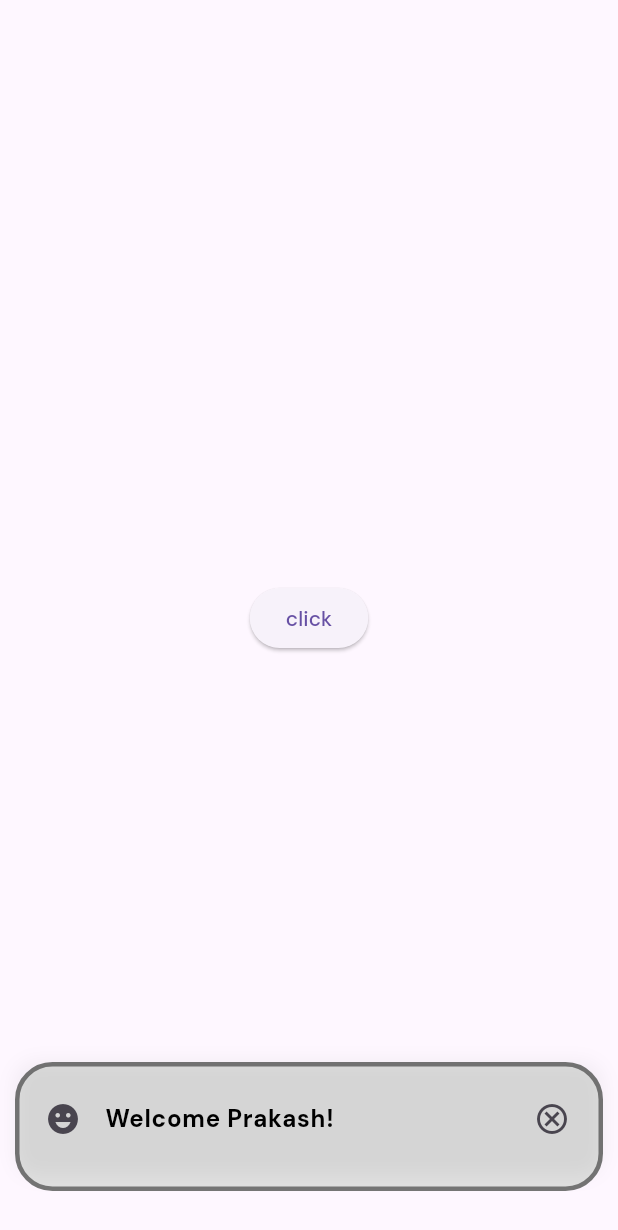
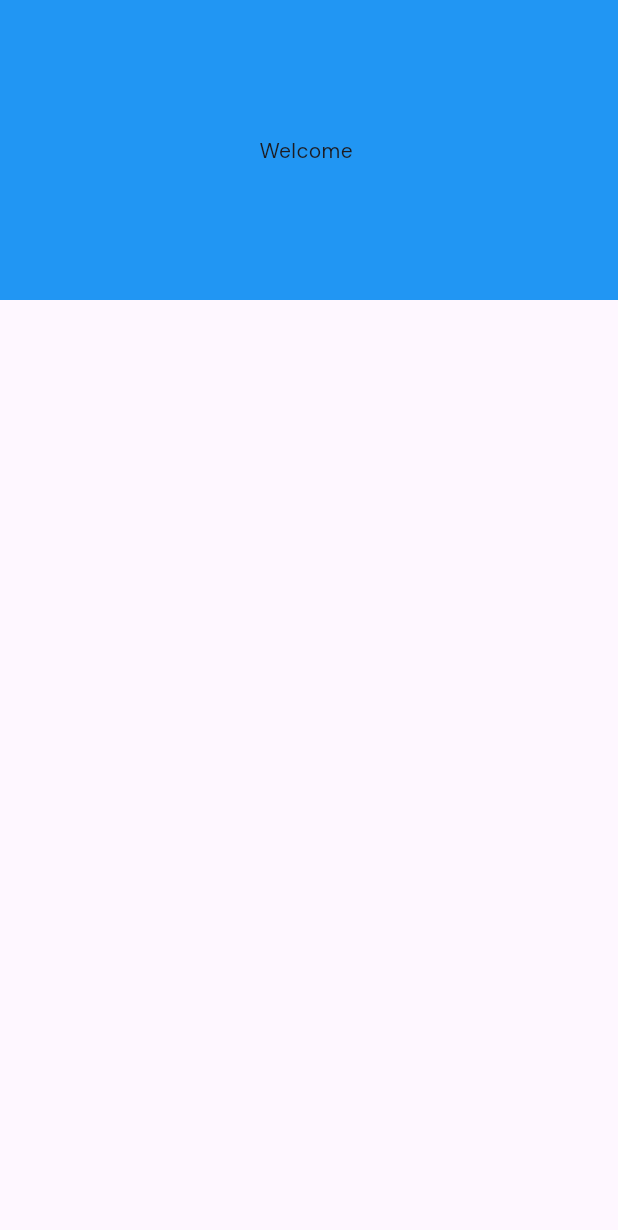
Before and after one commit to Safe-Gaurd/Safe-Gaurd-Application, a Flutter app: the HomeScreen screen opened directly, on a phone screen of 412 x 824 dp. Shown: the top 1230 px of the screen. Run offline on Flutter 3.47's test engine with Material 3 defaults, Android fonts, the phone set to English and light mode, and no system bars; drawn by our look-alikes of delightful_toast; our stand-ins replace cloud_firestore, firebase_auth, firebase_core, google_fonts, google_sign_in, lottie and 1 more; missing offline and left inert: firebase_app_check; accounts and stored records are empty.

Commit message:
Updates on 22-1-2025

```diff
--- /dev/null
+++ b/lib/constants/colors.dart
@@ -0,0 +1,3 @@
+import 'package:flutter/material.dart';
+
+const Color? blueColor=Colors.blue;
--- a/lib/main.dart
+++ b/lib/main.dart
@@ -2,7 +2,8 @@ import 'package:firebase_core/firebase_core.dart';
 import 'package:flutter/material.dart';
 import 'package:google_fonts/google_fonts.dart';
 // import 'package:safegaurd/screens/auth/forgot_password.dart';
-import 'package:safegaurd/screens/auth/login.dart';
+// import 'package:safegaurd/screens/auth/login.dart';
+import 'package:safegaurd/screens/home/main_screen.dart';
 // import 'package:safegaurd/screens/auth/login.dart';
 // import 'package:safegaurd/screens/onboarding/onboarding_main.dart';
 
@@ -23,7 +24,7 @@ class MyApp extends StatelessWidget {
             textTheme: GoogleFonts.dmSansTextTheme(
           Theme.of(context).textTheme,
         )),
-      home: const LoginScreen(),
+      home: const MainScreen(),
       debugShowCheckedModeBanner: false,
     );
   }
--- a/lib/screens/auth/login.dart
+++ b/lib/screens/auth/login.dart
@@ -5,7 +5,7 @@ import 'package:safegaurd/screens/auth/forgot_password.dart';
 import 'package:safegaurd/screens/auth/signup.dart';
 import 'package:safegaurd/screens/auth/widgets/custom_auth_buttons.dart';
 import 'package:safegaurd/screens/auth/widgets/customtextformfield.dart';
-import 'package:safegaurd/screens/home/home.dart';
+import 'package:safegaurd/screens/home/main_screen.dart';
 class LoginScreen extends StatefulWidget {
   const LoginScreen({super.key});
 
@@ -50,7 +50,7 @@ class LoginScreenState extends State<LoginScreen>
     String res=await authService.handleLoginWithEmail(email: email.text, password: password.text);
     if(res=="success")
     {
-      Navigator.of(context).pushReplacement(MaterialPageRoute(builder: (context) => const HomeScreen()));
+      Navigator.of(context).pushReplacement(MaterialPageRoute(builder: (context) => const MainScreen()));
     }
     else
     {
@@ -151,7 +151,7 @@ class LoginScreenState extends State<LoginScreen>
                       String res=authService.handleSignUpWithGoogle().toString();
                       if(res=="success")
                       {
-                        Navigator.of(context).push(MaterialPageRoute(builder: (context) => const HomeScreen()));
+                        Navigator.of(context).push(MaterialPageRoute(builder: (context) => const MainScreen()));
                         return;
                       }
                       toastMessage(context: context, message: res);
--- a/lib/screens/auth/signup.dart
+++ b/lib/screens/auth/signup.dart
@@ -5,7 +5,7 @@ import 'package:safegaurd/screens/auth/login.dart';
 import 'package:safegaurd/screens/auth/widgets/custom_auth_buttons.dart';
 import 'package:safegaurd/screens/auth/widgets/customtextformfield.dart';
 import 'package:safegaurd/backend/auth/auth_methods.dart';
-import 'package:safegaurd/screens/home/home.dart';
+import 'package:safegaurd/screens/home/main_screen.dart';
 
 class SignupScreen extends StatefulWidget {
   const SignupScreen({super.key});
@@ -62,7 +62,7 @@ class SignupScreenState extends State<SignupScreen> {
 
       if (res == "success") {
         Navigator.of(context).pushReplacement(
-          MaterialPageRoute(builder: (context) => const HomeScreen()),
+          MaterialPageRoute(builder: (context) => const MainScreen()),
         );
       } else {
         toastMessage(
@@ -193,7 +193,7 @@ class SignupScreenState extends State<SignupScreen> {
                       String res=authService.handleSignUpWithGoogle().toString();
                       res=="success"
                       ? Navigator.of(context).pushReplacement(
-                          MaterialPageRoute(builder: (context) => const HomeScreen()),
+                          MaterialPageRoute(builder: (context) => const MainScreen()),
                         )
                       : toastMessage(context: context, message: res);
 
--- a/lib/screens/home/home.dart
+++ b/lib/screens/home/home.dart
@@ -1,5 +1,5 @@
 import 'package:flutter/material.dart';
-import 'package:safegaurd/constants/toast.dart';
+import 'package:safegaurd/constants/colors.dart';
 
 class HomeScreen extends StatefulWidget {
   const HomeScreen({super.key});
@@ -10,33 +10,21 @@ class HomeScreen extends StatefulWidget {
 
 class _HomeScreenState extends State<HomeScreen> {
   @override
-   void initState() {
-    super.initState();
-
-    // Show the welcome toast when the screen is loaded
-    WidgetsBinding.instance.addPostFrameCallback((_) {
-      toastMessage(
-        context: context,
-        message: "Welcome Prakash!",
-        leadingIcon: const Icon(Icons.emoji_emotions),
-      );
-    });
-  }
-
-
   Widget build(BuildContext context) {
     return Scaffold(
-      body: Center(
-        child: ElevatedButton(onPressed: (){
-    toastMessage(
-      context: context,
-      message: "Hi Prakash",
-      leadingIcon: const Icon(Icons.error_rounded),
-      toastColor: Colors.red[200],
-      borderColor: Colors.red
+      body: Column(
+        children: [
+          Container(
+            height: 200,
+            decoration: const BoxDecoration(
+              color: blueColor,
+            ),
+            child: Center(
+              child: Text('Welcome '),
+            ),
+          )
+        ],
+      ),
       );
-        }, child: const Text("click")),
-      ),
-    );
   }
 }
--- a/pubspec.yaml
+++ b/pubspec.yaml
@@ -46,6 +46,7 @@ dependencies:
   delightful_toast: ^1.1.0
   google_fonts: ^6.2.1
   firebase_app_check: ^0.2.2+7
+  persistent_bottom_nav_bar: ^6.2.1
 
 dev_dependencies:
   flutter_test:
```
Also changed, not shown: lib/screens/home/main_screen.dart (added, +73 -0 lines), lib/screens/maps/map.dart (added, +10 -0 lines), lib/screens/profile/profile.dart (added, +10 -0 lines), lib/backend/providers/user_data.dart (added), pubspec.lock.
